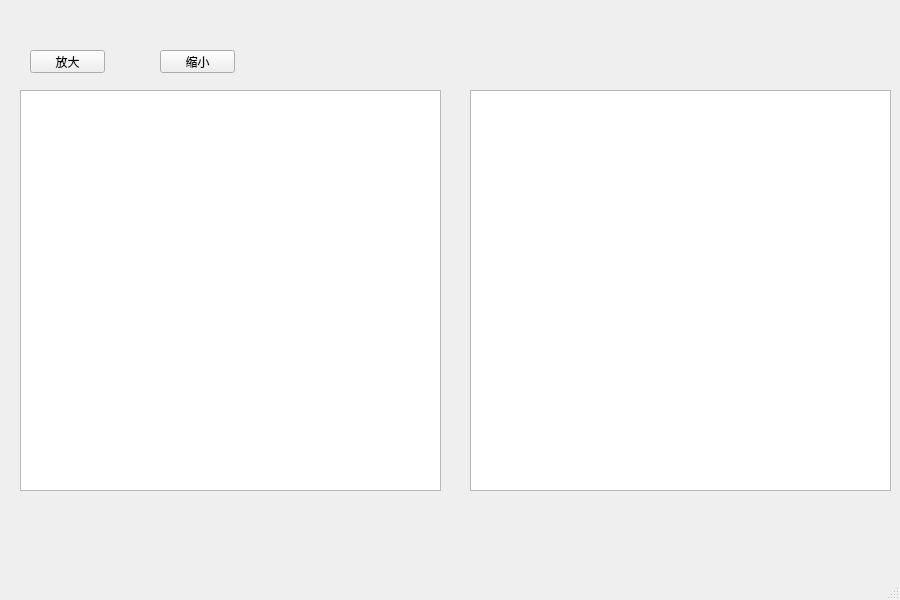
HITSZ-AI/ChipDetection, file PyQt_UI/GraphicViewTest.ui: the form before one commit.
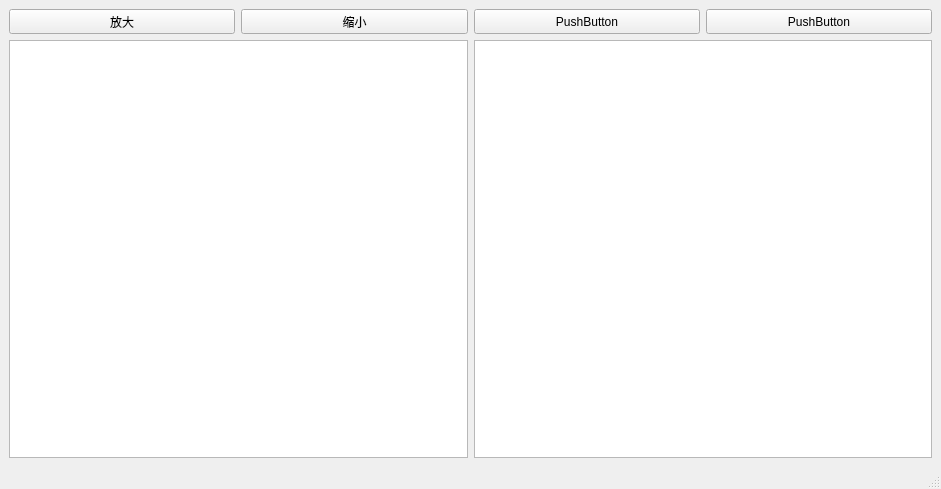
The form after the commit.

What changed in the file:
```diff
--- a/PyQt_UI/GraphicViewTest.ui
+++ b/PyQt_UI/GraphicViewTest.ui
@@ -6,60 +6,112 @@
    <rect>
     <x>0</x>
     <y>0</y>
-    <width>900</width>
-    <height>600</height>
+    <width>941</width>
+    <height>489</height>
    </rect>
   </property>
   <property name="windowTitle">
    <string>MainWindow</string>
   </property>
   <widget class="QWidget" name="centralwidget">
-   <widget class="QGraphicsView" name="ImgView">
-    <property name="geometry">
-     <rect>
-      <x>20</x>
-      <y>90</y>
-      <width>421</width>
-      <height>401</height>
-     </rect>
-    </property>
-   </widget>
-   <widget class="QGraphicsView" name="BinaryImgView">
-    <property name="geometry">
-     <rect>
-      <x>470</x>
-      <y>90</y>
-      <width>421</width>
-      <height>401</height>
-     </rect>
-    </property>
-   </widget>
-   <widget class="QPushButton" name="button_Amplify">
-    <property name="geometry">
-     <rect>
-      <x>30</x>
-      <y>50</y>
-      <width>75</width>
-      <height>23</height>
-     </rect>
-    </property>
-    <property name="text">
-     <string>放大</string>
-    </property>
-   </widget>
-   <widget class="QPushButton" name="button_lessen">
-    <property name="geometry">
-     <rect>
-      <x>160</x>
-      <y>50</y>
-      <width>75</width>
-      <height>23</height>
-     </rect>
-    </property>
-    <property name="text">
-     <string>缩小</string>
-    </property>
-   </widget>
+   <layout class="QGridLayout" name="gridLayout">
+    <item row="0" column="0">
+     <widget class="QPushButton" name="button_Amplify">
+      <property name="minimumSize">
+       <size>
+        <width>150</width>
+        <height>25</height>
+       </size>
+      </property>
+      <property name="maximumSize">
+       <size>
+        <width>250</width>
+        <height>25</height>
+       </size>
+      </property>
+      <property name="text">
+       <string>放大</string>
+      </property>
+     </widget>
+    </item>
+    <item row="0" column="1">
+     <widget class="QPushButton" name="button_lessen">
+      <property name="minimumSize">
+       <size>
+        <width>150</width>
+        <height>25</height>
+       </size>
+      </property>
+      <property name="maximumSize">
+       <size>
+        <width>250</width>
+        <height>25</height>
+       </size>
+      </property>
+      <property name="text">
+       <string>缩小</string>
+      </property>
+     </widget>
+    </item>
+    <item row="0" column="2">
+     <widget class="QPushButton" name="pushButton">
+      <property name="minimumSize">
+       <size>
+        <width>150</width>
+        <height>25</height>
+       </size>
+      </property>
+      <property name="maximumSize">
+       <size>
+        <width>250</width>
+        <height>25</height>
+       </size>
+      </property>
+      <property name="text">
+       <string>PushButton</string>
+      </property>
+     </widget>
+    </item>
+    <item row="0" column="3">
+     <widget class="QPushButton" name="pushButton_2">
+      <property name="minimumSize">
+       <size>
+        <width>150</width>
+        <height>25</height>
+       </size>
+      </property>
+      <property name="maximumSize">
+       <size>
+        <width>250</width>
+        <height>25</height>
+       </size>
+      </property>
+      <property name="text">
+       <string>PushButton</string>
+      </property>
+     </widget>
+    </item>
+    <item row="1" column="0" colspan="2">
+     <widget class="QGraphicsView" name="ImgView">
+      <property name="sizePolicy">
+       <sizepolicy hsizetype="Preferred" vsizetype="Preferred">
+        <horstretch>1</horstretch>
+        <verstretch>0</verstretch>
+       </sizepolicy>
+      </property>
+     </widget>
+    </item>
+    <item row="1" column="2" colspan="2">
+     <widget class="QGraphicsView" name="BinaryImgView">
+      <property name="sizePolicy">
+       <sizepolicy hsizetype="Preferred" vsizetype="Preferred">
+        <horstretch>1</horstretch>
+        <verstretch>0</verstretch>
+       </sizepolicy>
+      </property>
+     </widget>
+    </item>
+   </layout>
   </widget>
   <widget class="QMenuBar" name="menubar">
    <property name="geometry">
```
Left out of the diff: 2 changed lines with no effect on the pictures.
